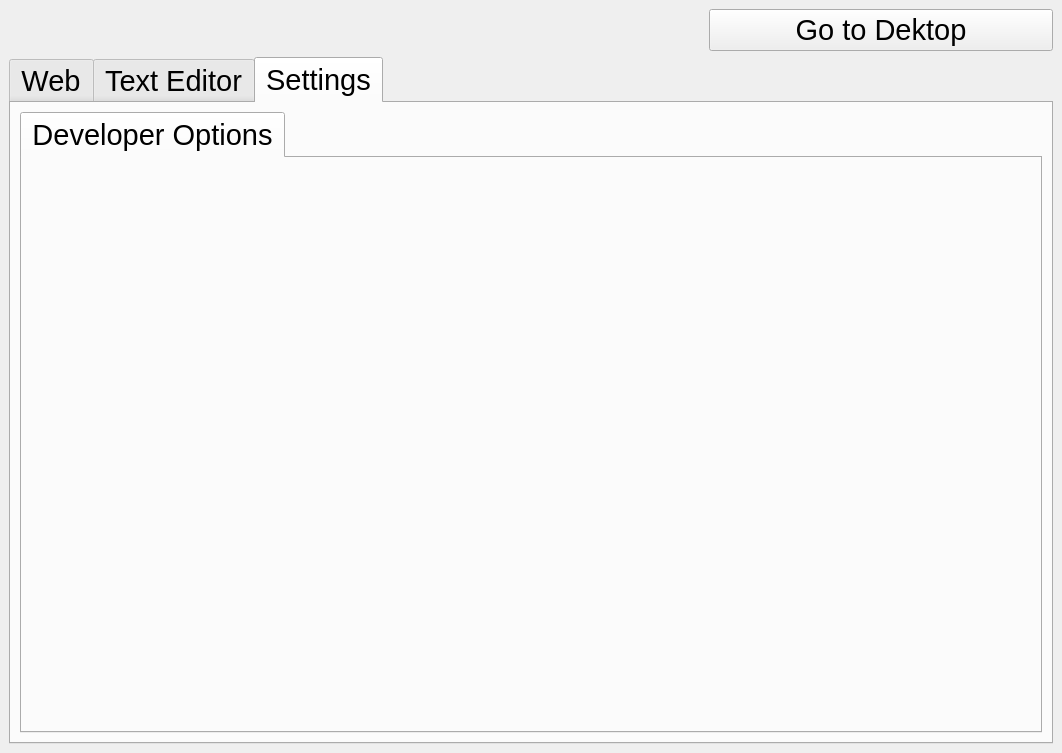
This is src/main/python/ui_uics/Ui_MainWindow.ui in wxmanager/netbook as Qt 5 draws it before an edit. The edited form follows.
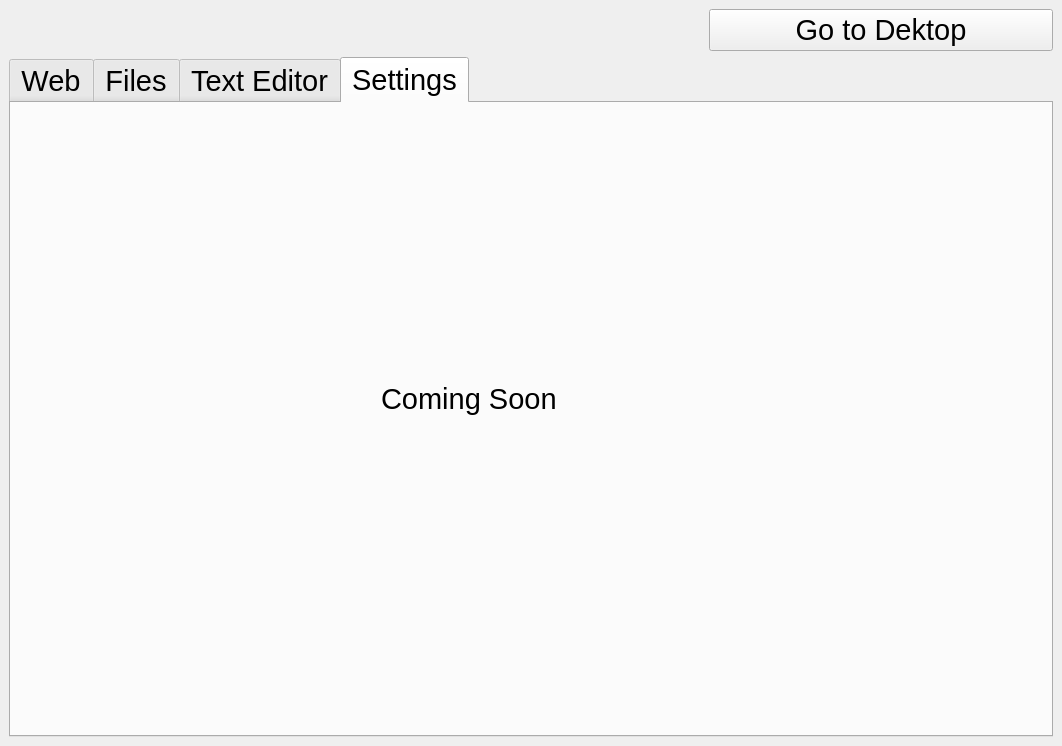
This is the edited form. The open tabs and pages were chosen to show the change.

```diff
--- a/src/main/python/ui_uics/Ui_MainWindow.ui
+++ b/src/main/python/ui_uics/Ui_MainWindow.ui
@@ -7,7 +7,7 @@
     <x>0</x>
     <y>0</y>
     <width>1062</width>
-    <height>753</height>
+    <height>746</height>
    </rect>
   </property>
   <property name="minimumSize">
@@ -103,6 +103,9 @@
       <property name="tabsClosable">
        <bool>false</bool>
       </property>
+      <property name="tabBarAutoHide">
+       <bool>false</bool>
+      </property>
       <widget class="QWidget" name="homeTab">
        <attribute name="title">
         <string>Web</string>
@@ -142,6 +145,11 @@
         </item>
        </layout>
       </widget>
+      <widget class="QWidget" name="tab">
+       <attribute name="title">
+        <string>Files</string>
+       </attribute>
+      </widget>
       <widget class="QWidget" name="atomizerTab">
        <attribute name="title">
         <string>Text Editor</string>
@@ -178,24 +186,19 @@
        <attribute name="title">
         <string>Settings</string>
        </attribute>
-       <layout class="QVBoxLayout" name="verticalLayout_4">
-        <item>
-         <layout class="QVBoxLayout" name="verticalLayout_2">
-          <item>
-           <widget class="QTabWidget" name="tabWidget_2">
-            <property name="currentIndex">
-             <number>0</number>
-            </property>
-            <widget class="QWidget" name="tab">
-             <attribute name="title">
-              <string>Developer Options</string>
-             </attribute>
-            </widget>
-           </widget>
-          </item>
-         </layout>
-        </item>
-       </layout>
+       <widget class="QLabel" name="label">
+        <property name="geometry">
+         <rect>
+          <x>370</x>
+          <y>230</y>
+          <width>251</width>
+          <height>131</height>
+         </rect>
+        </property>
+        <property name="text">
+         <string>Coming Soon</string>
+        </property>
+       </widget>
       </widget>
      </widget>
     </item>
```
